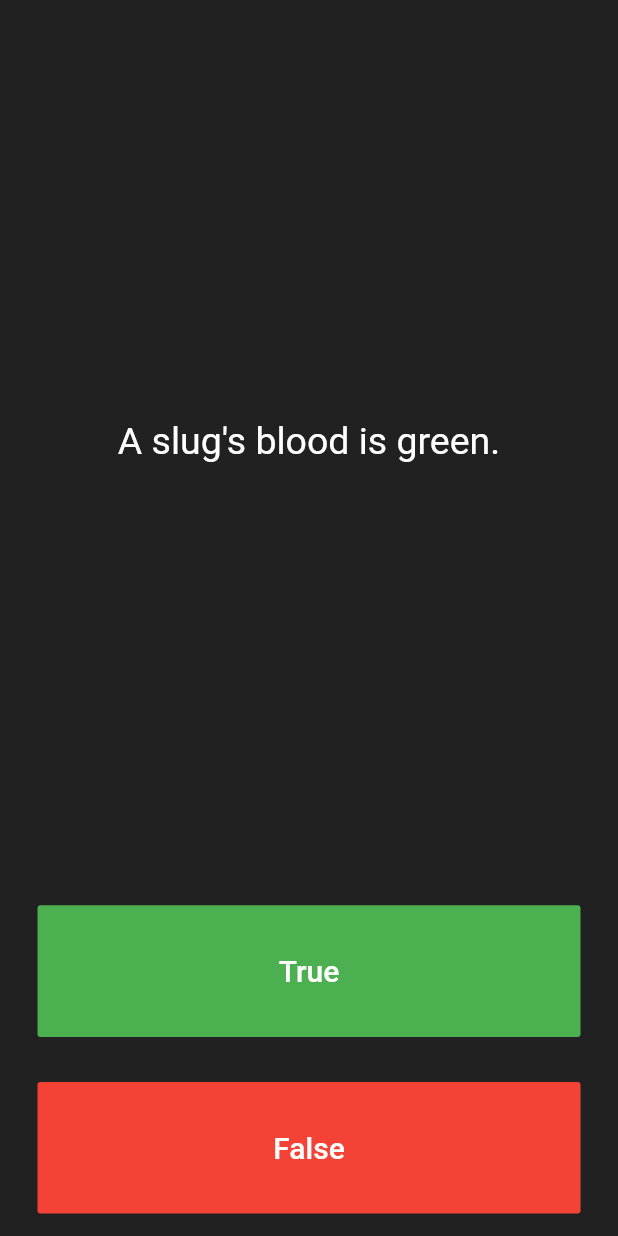
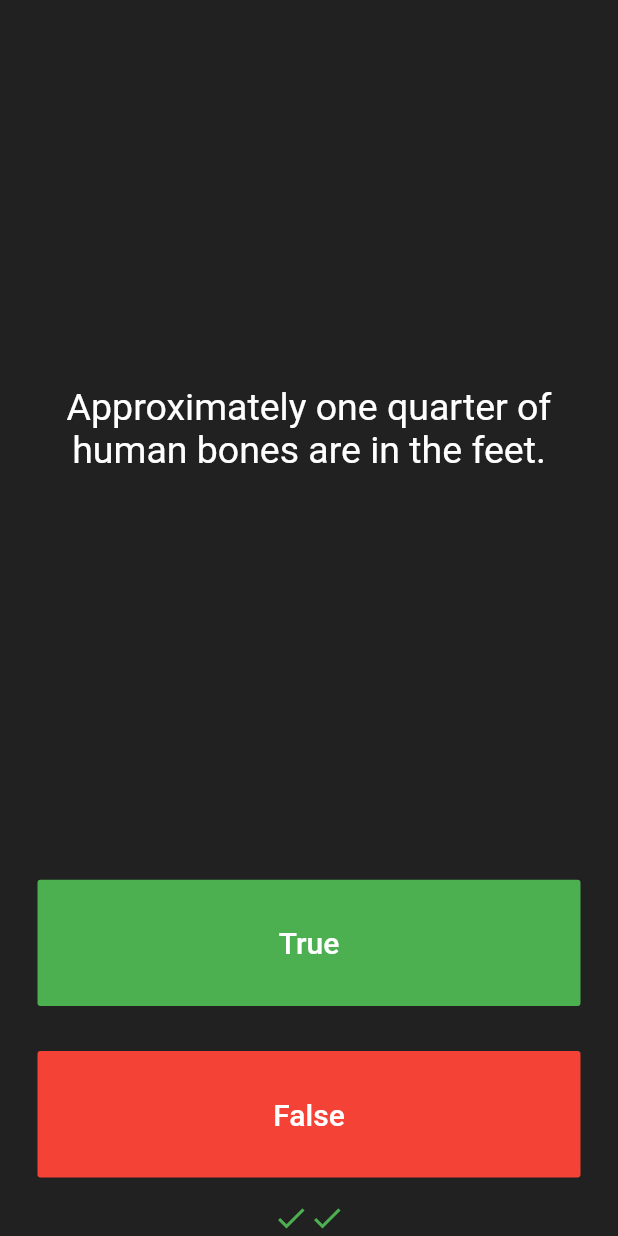
Before and after one commit to ing-arriola/quizzlerFlutter, a Flutter app: the screen it shows after launch, after a tap on "True", after a tap on "False", on a phone screen of 412 x 824 dp. Run offline on Flutter 3.47's test engine with Material 2 defaults, Android fonts, the phone set to English and light mode, and no system bars; our stand-ins replace rflutter_alert.

```diff
--- a/lib/main.dart
+++ b/lib/main.dart
@@ -1,5 +1,8 @@
 import 'package:flutter/material.dart';
-import 'question.dart';
+import 'package:quizzler/quizbrain.dart';
+import 'package:rflutter_alert/rflutter_alert.dart';
+
+QuizBrain quizBrain = QuizBrain();
 
 void main() => runApp(Quizzler());
 
@@ -27,27 +30,39 @@ class QuizPage extends StatefulWidget {
 
 class _QuizPageState extends State<QuizPage> {
   List<Icon> scoreKeeper = [];
+  int score = 0;
 
-  List<Question> allQuestions = [
-    Question(
-        question: 'You can lead a cow down stairs but not up stairs.',
-        answer: false),
-    Question(
-        question: 'Approximately one quarter of human bones are in the feet.',
-        answer: true),
-    Question(question: 'A slug\'s blood is green.', answer: true),
-  ];
+  void checkAnswer(bool answer) {
+    setState(() {
+      if (quizBrain.isFinished()) {
+        Alert(
+          context: context,
+          type: AlertType.warning,
+          title: "TEST COMPLETED",
+          desc: 'You answered $score of 13 questions correctly!! ',
+          buttons: [
+            DialogButton(
+              child: Text(
+                "Try Again",
+                style: TextStyle(color: Colors.white, fontSize: 20),
+              ),
+              onPressed: () => Navigator.pop(context),
+              width: 120,
+            )
+          ],
+        ).show();
+        quizBrain.resetQuiz();
+        scoreKeeper.clear();
+      } else {
+        if (quizBrain.getQuestionAnswer() == answer) {
+          scoreKeeper.add(Icon(Icons.check, color: Colors.green));
+          score++;
+        } else {
+          scoreKeeper.add(Icon(Icons.close, color: Colors.red));
+        }
 
-  int questionNumber = 0;
-
-  void nextQuestion(bool answer) {
-    if (allQuestions[questionNumber].questionAnswer == answer) {
-      print('right');
-    } else {
-      print('wrong');
-    }
-    setState(() {
-      questionNumber = questionNumber + 1;
+        quizBrain.nextQuestion();
+      }
     });
   }
 
@@ -65,7 +80,7 @@ class _QuizPageState extends State<QuizPage> {
             padding: EdgeInsets.all(10.0),
             child: Center(
               child: Text(
-                allQuestions[questionNumber].questionText,
+                quizBrain.getQuestionText(),
                 textAlign: TextAlign.center,
                 style: TextStyle(
                   fontSize: 25.0,
@@ -89,7 +104,7 @@ class _QuizPageState extends State<QuizPage> {
                 ),
               ),
               onPressed: () {
-                nextQuestion(true);
+                checkAnswer(true);
               },
             ),
           ),
@@ -107,21 +122,16 @@ class _QuizPageState extends State<QuizPage> {
                 ),
               ),
               onPressed: () {
-                nextQuestion(false);
+                checkAnswer(false);
               },
             ),
           ),
         ),
         Row(
+          mainAxisAlignment: MainAxisAlignment.center,
           children: scoreKeeper,
         )
       ],
     );
   }
 }
-
-/*
-question1: 'You can lead a cow down stairs but not up stairs.', false,
-question2: 'Approximately one quarter of human bones are in the feet.', true,
-question3: 'A slug\'s blood is green.', true,
-*/
--- a/lib/question.dart
+++ b/lib/question.dart
@@ -1,8 +1,5 @@
 class Question {
   String questionText;
   bool questionAnswer;
-  Question({String question, bool answer}) {
-    questionText = question;
-    questionAnswer = answer;
-  }
+  Question(this.questionText, this.questionAnswer);
 }
--- /dev/null
+++ b/lib/quizbrain.dart
@@ -0,0 +1,59 @@
+import 'question.dart';
+
+class QuizBrain {
+  int _questionNumber = 0;
+
+  List<Question> _allQuestions = [
+    Question('Some cats are actually allergic to humans', true),
+    Question('You can lead a cow down stairs but not up stairs.', false),
+    Question('Approximately one quarter of human bones are in the feet.', true),
+    Question('A slug\'s blood is green.', true),
+    Question('Buzz Aldrin\'s mother\'s maiden name was \"Moon\".', true),
+    Question('It is illegal to pee in the Ocean in Portugal.', true),
+    Question(
+        'No piece of square dry paper can be folded in half more than 7 times.',
+        false),
+    Question(
+        'In London, UK, if you happen to die in the House of Parliament, you are technically entitled to a state funeral, because the building is considered too sacred a place.',
+        true),
+    Question(
+        'The loudest sound produced by any animal is 188 decibels. That animal is the African Elephant.',
+        false),
+    Question(
+        'The total surface area of two human lungs is approximately 70 square metres.',
+        true),
+    Question('Google was originally called \"Backrub\".', true),
+    Question(
+        'Chocolate affects a dog\'s heart and nervous system; a few ounces are enough to kill a small dog.',
+        true),
+    Question(
+        'In West Virginia, USA, if you accidentally hit an animal with your car, you are free to take it home to eat.',
+        true),
+  ];
+
+  void nextQuestion() {
+    if (_questionNumber < _allQuestions.length - 1) {
+      _questionNumber++;
+    }
+  }
+
+  String getQuestionText() {
+    return _allQuestions[_questionNumber].questionText;
+  }
+
+  bool getQuestionAnswer() {
+    return _allQuestions[_questionNumber].questionAnswer;
+  }
+
+  bool isFinished() {
+    if (_questionNumber == _allQuestions.length - 1) {
+      return true;
+    } else {
+      return false;
+    }
+  }
+
+  void resetQuiz() {
+    _questionNumber = 0;
+  }
+}
--- a/pubspec.yaml
+++ b/pubspec.yaml
@@ -16,9 +16,11 @@ dependencies:
   flutter:
     sdk: flutter
 
+
   # The following adds the Cupertino Icons font to your application.
   # Use with the CupertinoIcons class for iOS style icons.
   cupertino_icons: ^0.1.2
+  rflutter_alert: ^1.1.0
 
 dev_dependencies:
   flutter_test:
```
